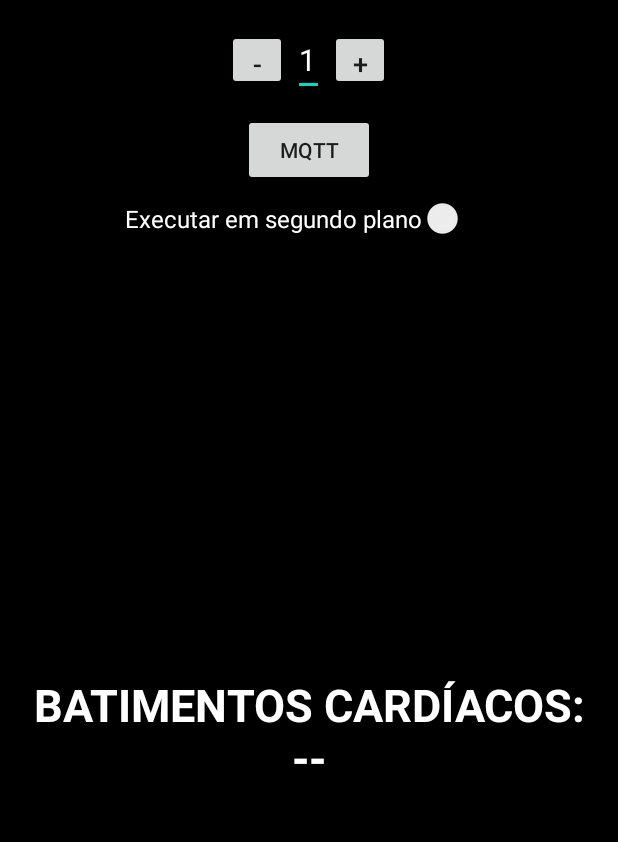
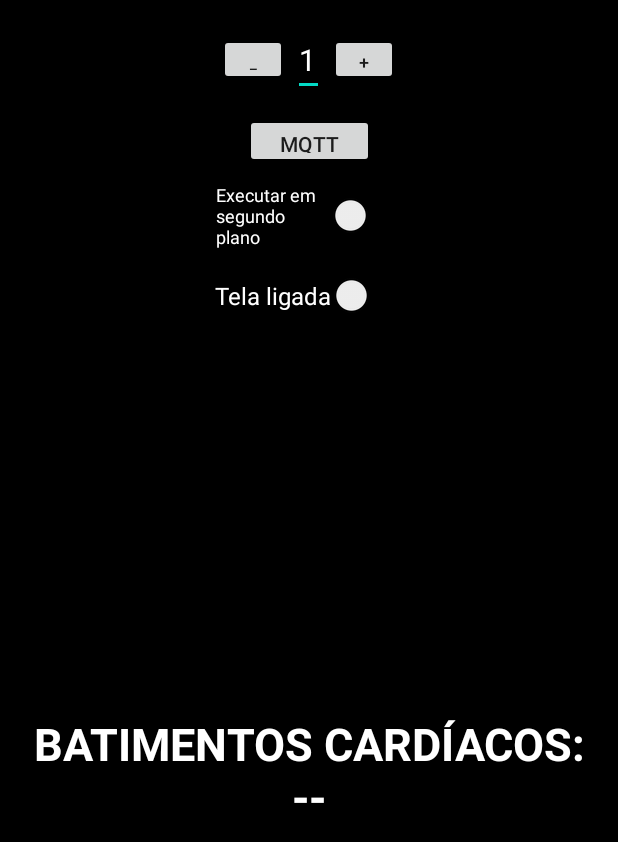
Before and after one commit to viniciusvidal2/ai-apps-5g, an Android app: the screen it shows after launch (MainActivity), on a phone screen of 412 x 824 dp. Shown: the top 842 px of the screen. Run offline under Robolectric (Android 15) with nearby library versions, the phone set to English and light mode, and no system bars; libraries missing offline, so code that uses them is left out: androidx.health.services; 7 statements that could not run were skipped.

Commit message:
Wearable APP - Samsung - v 0.0.6 - App always on front. Testing.

```diff
--- a/wearable/APP_5G_layout/app/src/main/java/com/projetosae5g/app_5g_layout/MainActivity.kt
+++ b/wearable/APP_5G_layout/app/src/main/java/com/projetosae5g/app_5g_layout/MainActivity.kt
@@ -10,6 +10,7 @@ import android.os.BatteryManager
 import android.os.Build
 import android.os.Bundle
 import android.util.Log
+import android.view.WindowManager
 import android.widget.Button
 import android.widget.EditText
 import android.widget.Switch
@@ -40,9 +41,11 @@ class MainActivity : ComponentActivity() {
     private lateinit var buttonDecrease: Button
     private lateinit var buttonMqttConfig: Button
     private lateinit var switchBackground: Switch
+    private lateinit var switchKeepScreenOn: Switch
     private var measurementInterval: Long = 1 // segundos
     private var lastUpdateTime: Long = 0  // em milissegundos
     private var isServiceRunning = false
+    private var keepScreenOn = false // flag para tela sempre ligada
 
     // ViewPager2 e adapter para métricas
     private lateinit var viewPagerMetrics: ViewPager2
@@ -112,16 +115,27 @@ class MainActivity : ComponentActivity() {
         buttonDecrease = findViewById(R.id.buttonDecrease)
         buttonMqttConfig = findViewById(R.id.buttonMqttConfig)
         switchBackground = findViewById(R.id.switchBackground)
+        switchKeepScreenOn = findViewById(R.id.switchKeepScreenOn)
 
         // Carregar preferências salvas
         val sharedPreferences = getSharedPreferences("service_prefs", Context.MODE_PRIVATE)
         val savedInterval = sharedPreferences.getLong("measurement_interval", 1)
         val savedAutoStart = sharedPreferences.getBoolean("service_auto_start", false)
+        val savedKeepScreenOn = sharedPreferences.getBoolean("keep_screen_on", false)
 
         // Aplicar preferências carregadas
         measurementInterval = savedInterval
         editTextInterval.setText(measurementInterval.toString())
         switchBackground.isChecked = savedAutoStart
+        switchKeepScreenOn.isChecked = savedKeepScreenOn
+
+        // Aplicar configuração de tela ligada se necessário
+        keepScreenOn = savedKeepScreenOn
+        if (keepScreenOn) {
+            window.addFlags(WindowManager.LayoutParams.FLAG_KEEP_SCREEN_ON)
+        } else {
+            window.clearFlags(WindowManager.LayoutParams.FLAG_KEEP_SCREEN_ON)
+        }
 
         // Se o modo de inicialização automática estiver ativado, iniciar o serviço
         if (savedAutoStart && !isServiceRunning && mainApplication.mqttHandler.isConnected()) {
@@ -173,6 +187,21 @@ class MainActivity : ComponentActivity() {
                 }
             } else {
                 stopBackgroundService()
+            }
+            savePreferences()
+        }
+
+        // Configura switch para manter a tela ligada
+        switchKeepScreenOn.setOnCheckedChangeListener { _, isChecked ->
+            keepScreenOn = isChecked
+            if (isChecked) {
+                // Manter a tela sempre ligada
+                window.addFlags(WindowManager.LayoutParams.FLAG_KEEP_SCREEN_ON)
+                Toast.makeText(this, "Tela sempre ligada ativada", Toast.LENGTH_SHORT).show()
+            } else {
+                // Permitir que a tela apague normalmente
+                window.clearFlags(WindowManager.LayoutParams.FLAG_KEEP_SCREEN_ON)
+                Toast.makeText(this, "Tela sempre ligada desativada", Toast.LENGTH_SHORT).show()
             }
             savePreferences()
         }
@@ -241,6 +270,7 @@ class MainActivity : ComponentActivity() {
         sharedPreferences.edit().apply {
             putLong("measurement_interval", measurementInterval)
             putBoolean("service_auto_start", switchBackground.isChecked)
+            putBoolean("keep_screen_on", keepScreenOn)
             apply()
         }
     }
@@ -298,6 +328,13 @@ class MainActivity : ComponentActivity() {
 
     override fun onResume() {
         super.onResume()
+        // Aplicar configuração de tela ligada, caso tenha mudado
+        if (keepScreenOn) {
+            window.addFlags(WindowManager.LayoutParams.FLAG_KEEP_SCREEN_ON)
+        } else {
+            window.clearFlags(WindowManager.LayoutParams.FLAG_KEEP_SCREEN_ON)
+        }
+
         // Verificar status do MQTT e atualizar a UI se necessário
         if (mainApplication.mqttHandler.isConnected()) {
             // Se estiver conectado, iniciar a publicação de medições
@@ -327,43 +364,55 @@ class MainActivity : ComponentActivity() {
 
     // Solicitar todas as permissões necessárias
     private fun requestRequiredPermissions() {
-        val permissionsToRequest = mutableListOf<String>()
+        val requiredPermissions = mutableListOf<String>()
 
-        // Verificar a permissão obrigatória
-        if (ActivityCompat.checkSelfPermission(this, Manifest.permission.FOREGROUND_SERVICE_HEALTH)
-            != PackageManager.PERMISSION_GRANTED) {
-            permissionsToRequest.add(Manifest.permission.FOREGROUND_SERVICE_HEALTH)
+        // Verificar e adicionar as permissões necessárias
+        if (ActivityCompat.checkSelfPermission(this, Manifest.permission.FOREGROUND_SERVICE_HEALTH) !=
+            PackageManager.PERMISSION_GRANTED) {
+            requiredPermissions.add(Manifest.permission.FOREGROUND_SERVICE_HEALTH)
         }
 
-        // Verificar permissões de sensores
-        if (ActivityCompat.checkSelfPermission(this, Manifest.permission.BODY_SENSORS)
-            != PackageManager.PERMISSION_GRANTED) {
-            permissionsToRequest.add(Manifest.permission.BODY_SENSORS)
+        if (ActivityCompat.checkSelfPermission(this, Manifest.permission.BODY_SENSORS) !=
+            PackageManager.PERMISSION_GRANTED) {
+            requiredPermissions.add(Manifest.permission.BODY_SENSORS)
         }
 
-        if (Build.VERSION.SDK_INT >= Build.VERSION_CODES.Q) {
-            if (ActivityCompat.checkSelfPermission(this, Manifest.permission.ACTIVITY_RECOGNITION)
-                != PackageManager.PERMISSION_GRANTED) {
-                permissionsToRequest.add(Manifest.permission.ACTIVITY_RECOGNITION)
-            }
+        if (ActivityCompat.checkSelfPermission(this, Manifest.permission.ACTIVITY_RECOGNITION) !=
+            PackageManager.PERMISSION_GRANTED) {
+            requiredPermissions.add(Manifest.permission.ACTIVITY_RECOGNITION)
         }
 
-        if (ActivityCompat.checkSelfPermission(this, Manifest.permission.HIGH_SAMPLING_RATE_SENSORS)
-            != PackageManager.PERMISSION_GRANTED) {
-            permissionsToRequest.add(Manifest.permission.HIGH_SAMPLING_RATE_SENSORS)
+        if (ActivityCompat.checkSelfPermission(this, Manifest.permission.HIGH_SAMPLING_RATE_SENSORS) !=
+            PackageManager.PERMISSION_GRANTED) {
+            requiredPermissions.add(Manifest.permission.HIGH_SAMPLING_RATE_SENSORS)
         }
 
-        if (Build.VERSION.SDK_INT >= Build.VERSION_CODES.TIRAMISU) {
-            if (ActivityCompat.checkSelfPermission(this, Manifest.permission.BODY_SENSORS_BACKGROUND)
-                != PackageManager.PERMISSION_GRANTED) {
-                permissionsToRequest.add(Manifest.permission.BODY_SENSORS_BACKGROUND)
-            }
+        // Permissões para Wi-Fi
+        if (ActivityCompat.checkSelfPermission(this, Manifest.permission.ACCESS_FINE_LOCATION) !=
+            PackageManager.PERMISSION_GRANTED) {
+            requiredPermissions.add(Manifest.permission.ACCESS_FINE_LOCATION)
         }
 
-        if (permissionsToRequest.isNotEmpty()) {
+        if (ActivityCompat.checkSelfPermission(this, Manifest.permission.CHANGE_WIFI_STATE) !=
+            PackageManager.PERMISSION_GRANTED) {
+            requiredPermissions.add(Manifest.permission.CHANGE_WIFI_STATE)
+        }
+
+        if (ActivityCompat.checkSelfPermission(this, Manifest.permission.CHANGE_NETWORK_STATE) !=
+            PackageManager.PERMISSION_GRANTED) {
+            requiredPermissions.add(Manifest.permission.CHANGE_NETWORK_STATE)
+        }
+
+        if (Build.VERSION.SDK_INT >= Build.VERSION_CODES.Q &&
+            ActivityCompat.checkSelfPermission(this, Manifest.permission.ACCESS_BACKGROUND_LOCATION) !=
+            PackageManager.PERMISSION_GRANTED) {
+            requiredPermissions.add(Manifest.permission.ACCESS_BACKGROUND_LOCATION)
+        }
+
+        if (requiredPermissions.isNotEmpty()) {
             ActivityCompat.requestPermissions(
                 this,
-                permissionsToRequest.toTypedArray(),
+                requiredPermissions.toTypedArray(),
                 PERMISSIONS_REQUEST_CODE
             )
         }
--- a/wearable/APP_5G_layout/app/src/main/java/com/projetosae5g/app_5g_layout/MonitorService.kt
+++ b/wearable/APP_5G_layout/app/src/main/java/com/projetosae5g/app_5g_layout/MonitorService.kt
@@ -26,7 +26,7 @@ class MonitorService : Service() {
 
     private lateinit var measureClient: MeasureClient
     private var exerciseMetrics = ExerciseMetrics()
-    private var measurementInterval: Long = 10 // segundos (padrão para envio)
+    private var measurementInterval: Long = 60 // segundos (padrão para envio)
     private val serviceScope = CoroutineScope(Dispatchers.Default)
 
     private lateinit var mainApplication: MainApplication
--- a/wearable/APP_5G_layout/app/src/main/res/layout/activity_main.xml
+++ b/wearable/APP_5G_layout/app/src/main/res/layout/activity_main.xml
@@ -30,8 +30,8 @@
             <!-- Botão para diminuir (largura compacta) -->
             <Button
                 android:id="@+id/buttonDecrease"
-                android:layout_width="40dp"
-                android:layout_height="40dp"
+                android:layout_width="45dp"
+                android:layout_height="34dp"
                 android:text="-"
                 android:textSize="18sp" />
 
@@ -50,44 +50,58 @@
             <!-- Botão para aumentar (largura compacta) -->
             <Button
                 android:id="@+id/buttonIncrease"
-                android:layout_width="40dp"
-                android:layout_height="40dp"
+                android:layout_width="45dp"
+                android:layout_height="34dp"
                 android:text="+"
-                android:textSize="18sp" />
+                android:textSize="12sp" />
         </LinearLayout>
 
         <!-- Botão de configuração MQTT -->
         <Button
             android:id="@+id/buttonMqttConfig"
-            android:layout_width="wrap_content"
-            android:layout_height="wrap_content"
+            android:layout_width="86dp"
+            android:layout_height="36dp"
+            android:layout_marginTop="4dp"
             android:text="MQTT"
-            android:layout_marginTop="4dp"
-            app:layout_constraintTop_toBottomOf="@id/timeControlLayout"
+            app:layout_constraintEnd_toEndOf="parent"
             app:layout_constraintStart_toStartOf="parent"
-            app:layout_constraintEnd_toEndOf="parent" />
+            app:layout_constraintTop_toBottomOf="@id/timeControlLayout" />
 
         <!-- Switch para ativar o serviço em segundo plano -->
         <Switch
             android:id="@+id/switchBackground"
-            android:layout_width="wrap_content"
-            android:layout_height="wrap_content"
+            android:layout_width="124dp"
+            android:layout_height="47dp"
             android:layout_marginTop="8dp"
             android:text="Executar em segundo plano"
             android:textColor="@android:color/white"
-            android:textSize="16sp"
-            app:layout_constraintTop_toBottomOf="@id/buttonMqttConfig"
+            android:textSize="12sp"
+            app:layout_constraintEnd_toEndOf="parent"
             app:layout_constraintStart_toStartOf="parent"
-            app:layout_constraintEnd_toEndOf="parent" />
+            app:layout_constraintTop_toBottomOf="@id/buttonMqttConfig" />
+
+        <!-- Switch para manter a tela sempre ligada -->
 
         <!-- ViewPager2 para exibir as métricas -->
+        <Switch
+            android:id="@+id/switchKeepScreenOn"
+            android:layout_width="wrap_content"
+            android:layout_height="wrap_content"
+            android:layout_marginTop="16dp"
+            android:text="Tela ligada"
+            android:textColor="@android:color/white"
+            android:textSize="16sp"
+            app:layout_constraintEnd_toEndOf="parent"
+            app:layout_constraintStart_toStartOf="parent"
+            app:layout_constraintTop_toBottomOf="@id/switchBackground" />
+
         <androidx.viewpager2.widget.ViewPager2
             android:id="@+id/viewPagerMetrics"
             android:layout_width="0dp"
             android:layout_height="0dp"
             android:layout_marginTop="8dp"
             android:layout_marginBottom="16dp"
-            app:layout_constraintTop_toBottomOf="@id/switchBackground"
+            app:layout_constraintTop_toBottomOf="@id/switchKeepScreenOn"
             app:layout_constraintBottom_toBottomOf="parent"
             app:layout_constraintStart_toStartOf="parent"
             app:layout_constraintEnd_toEndOf="parent" />
```
Also changed, not shown: wearable/APP_5G_layout/app/src/main/AndroidManifest.xml (+7 -0 lines), wearable/APP_5G_layout/app/src/main/java/com/projetosae5g/app_5g_layout/MainApplication.kt (+97 -3 lines).
